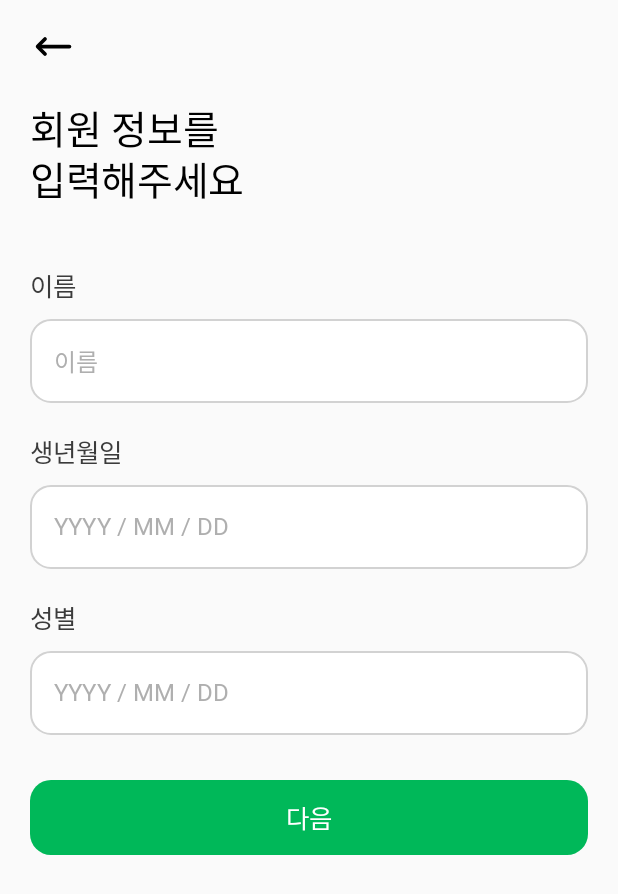
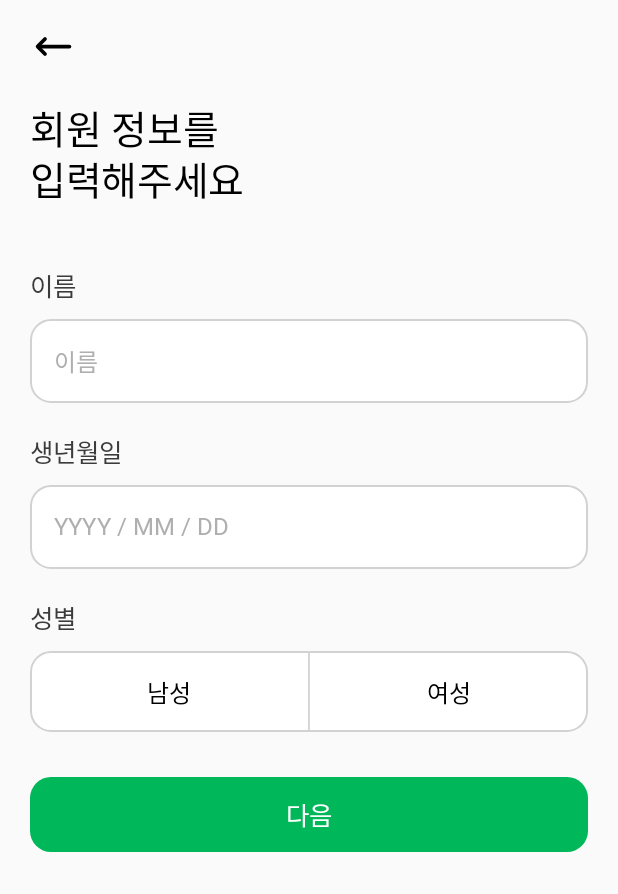
Before and after one commit to Medicare-Call/Medicare-Call-Frontend, an Android app built with Jetpack Compose: the composable LoginMyInfoScreen shown on its own in the app's theme, on a phone screen of 412 x 824 dp. Shown: the top 894 px of the screen. Run offline under Robolectric (Android 15) with nearby library versions, the phone set to English and light mode, and no system bars; Roboto replaces fonts that are not available here.

Commit message:
Feat: 회원 정보 입력 화면 UI 구현 완료
성별 토글은 구현 필요

```diff
--- a/app/src/main/java/com/konkuk/medicarecall/ui/login_info/component/DefaultTextField.kt
+++ b/app/src/main/java/com/konkuk/medicarecall/ui/login_info/component/DefaultTextField.kt
@@ -10,8 +10,10 @@ import androidx.compose.runtime.Composable
 import androidx.compose.ui.Modifier
 import androidx.compose.ui.text.input.KeyboardType
 import androidx.compose.ui.text.input.VisualTransformation
+import androidx.compose.ui.tooling.preview.Preview
 import androidx.compose.ui.unit.dp
 import com.konkuk.medicarecall.ui.theme.MediCareCallTheme
+import com.konkuk.medicarecall.ui.util.PhoneNumberVisualTransformation
 
 @Composable
 fun DefaultTextField(
@@ -40,6 +42,6 @@ fun DefaultTextField(
             focusedPlaceholderColor = MediCareCallTheme.colors.gray3,
         ),
         keyboardOptions = KeyboardOptions(keyboardType = keyboardType),
-        singleLine = true
+        singleLine = true,
     )
 }
--- /dev/null
+++ b/app/src/main/java/com/konkuk/medicarecall/ui/login_info/component/GenderToggleButton.kt
@@ -0,0 +1,81 @@
+package com.konkuk.medicarecall.ui.login_info.component
+
+import androidx.compose.foundation.BorderStroke
+import androidx.compose.foundation.background
+import androidx.compose.foundation.border
+import androidx.compose.foundation.clickable
+import androidx.compose.foundation.layout.Arrangement
+import androidx.compose.foundation.layout.Box
+import androidx.compose.foundation.layout.Row
+import androidx.compose.foundation.layout.fillMaxHeight
+import androidx.compose.foundation.layout.fillMaxWidth
+import androidx.compose.foundation.layout.height
+import androidx.compose.foundation.layout.padding
+import androidx.compose.foundation.shape.RoundedCornerShape
+import androidx.compose.material3.Text
+import androidx.compose.material3.VerticalDivider
+import androidx.compose.runtime.Composable
+import androidx.compose.runtime.getValue
+import androidx.compose.runtime.mutableStateOf
+import androidx.compose.runtime.remember
+import androidx.compose.runtime.setValue
+import androidx.compose.ui.Alignment
+import androidx.compose.ui.Modifier
+import androidx.compose.ui.draw.clip
+import androidx.compose.ui.graphics.Color
+import androidx.compose.ui.text.font.FontWeight
+import androidx.compose.ui.tooling.preview.Preview
+import androidx.compose.ui.unit.dp
+import com.konkuk.medicarecall.ui.theme.MediCareCallTheme
+
+@Composable
+fun GenderToggleButton() {
+    Row(
+        Modifier
+            .fillMaxWidth()
+            .height(54.dp)
+            .border(
+                BorderStroke(1.2.dp, MediCareCallTheme.colors.gray2), // 전체 테두리
+                RoundedCornerShape(14.dp)
+            )
+            .clip(RoundedCornerShape(14.dp))
+            .background(
+                MediCareCallTheme.colors.white
+            ),
+    ) {
+        Box(
+            Modifier
+                .fillMaxHeight()
+                .weight(1f),
+
+            contentAlignment = Alignment.Center
+        ) {
+            Text(
+                "남성",
+                color = MediCareCallTheme.colors.black,
+                style = MediCareCallTheme.typography.M_16,
+            )
+        }
+
+        VerticalDivider(thickness = 1.2.dp, color = MediCareCallTheme.colors.gray2)
+
+        Box(
+            Modifier
+                .fillMaxHeight()
+                .weight(1f),
+            contentAlignment = Alignment.Center
+        ) {
+            Text(
+                "여성",
+                color = MediCareCallTheme.colors.black,
+                style = MediCareCallTheme.typography.M_16,
+            )
+        }
+    }
+}
+
+@Preview
+@Composable
+private fun GenderToggleButtonPreview() {
+    GenderToggleButton()
+}
--- a/app/src/main/java/com/konkuk/medicarecall/ui/login_info/screen/LoginMyInfoScreen.kt
+++ b/app/src/main/java/com/konkuk/medicarecall/ui/login_info/screen/LoginMyInfoScreen.kt
@@ -18,6 +18,7 @@ import com.konkuk.medicarecall.data.model.LoginUiState
 import com.konkuk.medicarecall.ui.login_info.component.CTAButton
 import com.konkuk.medicarecall.ui.login_info.component.CTAButtonType
 import com.konkuk.medicarecall.ui.login_info.component.DefaultTextField
+import com.konkuk.medicarecall.ui.login_info.component.GenderToggleButton
 import com.konkuk.medicarecall.ui.login_info.component.TopBar
 import com.konkuk.medicarecall.ui.login_info.viewmodel.LoginViewModel
 import com.konkuk.medicarecall.ui.theme.MediCareCallTheme
@@ -71,9 +72,9 @@ fun LoginMyInfoScreen(
                 style = MediCareCallTheme.typography.M_17
             )
             DefaultTextField(
-                loginViewModel.name,
+                loginViewModel.dateOfBirth,
                 {
-                    loginViewModel.onNameChanged(it)
+                    loginViewModel.onDOBChanged(it)
                 },
                 "YYYY / MM / DD",
                 keyboardType = KeyboardType.Number
@@ -86,14 +87,7 @@ fun LoginMyInfoScreen(
                 color = MediCareCallTheme.colors.gray7,
                 style = MediCareCallTheme.typography.M_17
             )
-            DefaultTextField(
-                loginViewModel.name,
-                {
-                    loginViewModel.onNameChanged(it)
-                },
-                "YYYY / MM / DD",
-                keyboardType = KeyboardType.Number
-            )
+            GenderToggleButton()
         }
         Spacer(Modifier.height(30.dp))
         CTAButton(CTAButtonType.GREEN, "다음", {})
```
